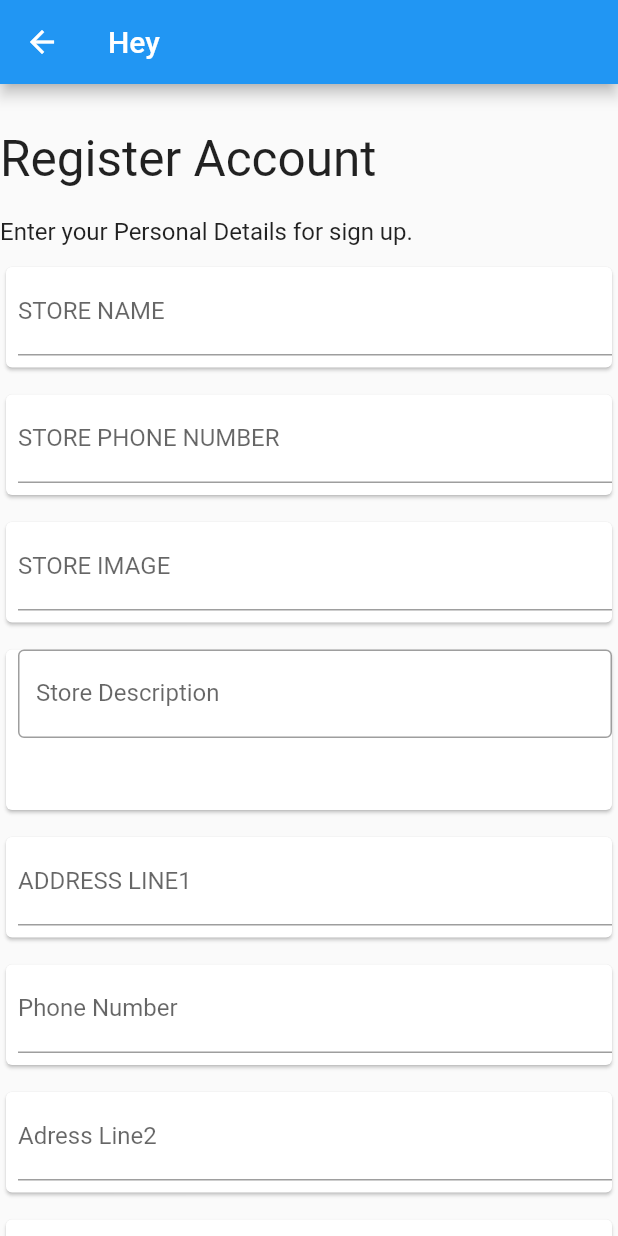
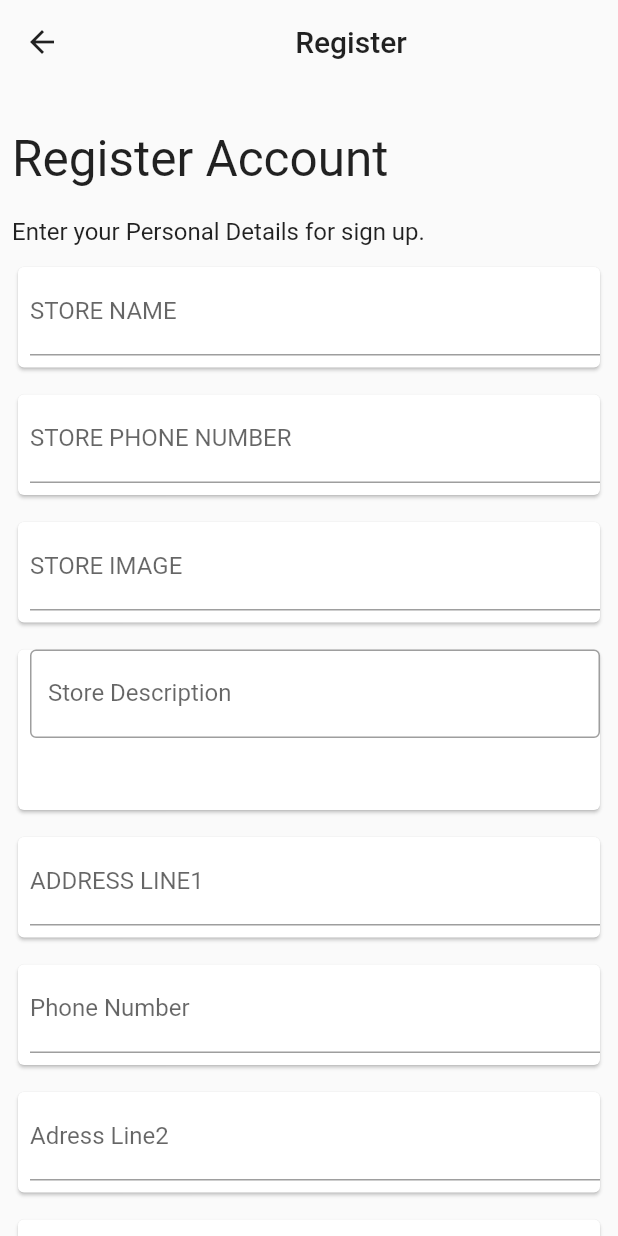
Before and after one commit to AD17YAKR/test_ui, a Flutter app: the RegisterPage screen opened directly, after a tap on "NEXT", on a phone screen of 412 x 824 dp. Run offline on Flutter 3.47's test engine with Material 2 defaults, Android fonts, the phone set to English and light mode, and no system bars.

Commit message:
first commit

```diff
--- a/lib/UI/RegisterPage.dart
+++ b/lib/UI/RegisterPage.dart
@@ -19,17 +19,19 @@ class _RegisterPageState extends State<RegisterPage> {
   Widget build(BuildContext context) {
     return Scaffold(
       appBar: AppBar(
-        title: Padding(
-          padding: const EdgeInsets.only(left: 18.0),
+        iconTheme: IconThemeData(color: Colors.black87),
+        title: Center(
           child: Text(
             "Register",
-            style: TextStyle(color: Colors.black),
+            style: TextStyle(color: Colors.black87),
           ),
         ),
         backgroundColor: Colors.white,
         shadowColor: Colors.transparent,
       ),
-      body: ListView(
+      body: Padding(
+        padding: const EdgeInsets.only(left: 8.0, right: 8.0),
+        child: ListView(
           children: <Widget>[
             Padding(
               padding: const EdgeInsets.only(top: 30.0),
@@ -150,7 +152,8 @@ class _RegisterPageState extends State<RegisterPage> {
               child: ElevatedButton(
                 child: Text("NEXT", style: TextStyle(fontSize: 14)),
                 style: ButtonStyle(
-                foregroundColor: MaterialStateProperty.all<Color>(Colors.white),
+                  foregroundColor:
+                      MaterialStateProperty.all<Color>(Colors.white),
                   backgroundColor:
                       MaterialStateProperty.all<Color>(Colors.blueAccent),
                   shape: MaterialStateProperty.all<RoundedRectangleBorder>(
@@ -172,12 +175,15 @@ class _RegisterPageState extends State<RegisterPage> {
             ),
             Expanded(
               child: Padding(
-              padding: const EdgeInsets.only(left: 8.0, right: 8.0),
+                padding: const EdgeInsets.only(left: 48.0, right: 48.0),
+                child: Center(
                   child: Text(
                       "By Registering  you agree to our Terms Conditions & Privacy Policy."),
                 ),
               ),
+            ),
           ],
+        ),
       ),
     );
   }
--- a/lib/UI/password.dart
+++ b/lib/UI/password.dart
@@ -14,17 +14,19 @@ class _PasswordState extends State<Password> {
   Widget build(BuildContext context) {
     return Scaffold(
       appBar: AppBar(
-        title: Padding(
-          padding: const EdgeInsets.only(left: 18.0),
+        iconTheme: IconThemeData(color: Colors.black87),
+        title: Center(
           child: Text(
             "Register",
-            style: TextStyle(color: Colors.black),
+            style: TextStyle(color: Colors.black87),
           ),
         ),
         backgroundColor: Colors.white,
         shadowColor: Colors.transparent,
       ),
-      body: ListView(
+      body: Padding(
+        padding: const EdgeInsets.only(left: 8.0, right: 8.0),
+        child: ListView(
           children: <Widget>[
             Padding(
               padding: const EdgeInsets.only(top: 30.0),
@@ -97,9 +99,11 @@ class _PasswordState extends State<Password> {
             Padding(
               padding: const EdgeInsets.only(top: 15, left: 45, right: 45),
               child: ElevatedButton(
-              child: Text("REGISTER MY STORE", style: TextStyle(fontSize: 19)),
+                child:
+                    Text("REGISTER MY STORE", style: TextStyle(fontSize: 19)),
                 style: ButtonStyle(
-                foregroundColor: MaterialStateProperty.all<Color>(Colors.white),
+                  foregroundColor:
+                      MaterialStateProperty.all<Color>(Colors.white),
                   backgroundColor:
                       MaterialStateProperty.all<Color>(Colors.blueAccent),
                   shape: MaterialStateProperty.all<RoundedRectangleBorder>(
@@ -114,13 +118,14 @@ class _PasswordState extends State<Password> {
             ),
             Expanded(
               child: Padding(
-              padding: const EdgeInsets.only(left: 8.0, right: 8.0),
+                padding: const EdgeInsets.only(left: 18.0, right: 18.0),
                 child: Text(
                     "By Registering  you agree to our Terms Conditions & Privacy Policy."),
               ),
             ),
           ],
         ),
+      ),
     );
   }
 }
--- a/lib/UI/registeraccount.dart
+++ b/lib/UI/registeraccount.dart
@@ -26,9 +26,20 @@ class _RegisterAccountState extends State<RegisterAccount> {
   Widget build(BuildContext context) {
     return Scaffold(
       appBar: AppBar(
-        title: Text("Hey"),
+        iconTheme: IconThemeData(color: Colors.black87),
+        title: Center(
+          child: Text(
+            "Register",
+            style: TextStyle(color: Colors.black87),
           ),
-      body: ListView(
+        ),
+        shadowColor: Colors.transparent,
+        backgroundColor: Colors.transparent,
+        foregroundColor: Colors.transparent,
+      ),
+      body: Padding(
+        padding: const EdgeInsets.only(left: 8.0, right: 8.0),
+        child: ListView(
           children: <Widget>[
             Padding(
               padding: const EdgeInsets.only(top: 30.0),
@@ -325,7 +336,8 @@ class _RegisterAccountState extends State<RegisterAccount> {
               child: ElevatedButton(
                 child: Text("NEXT", style: TextStyle(fontSize: 14)),
                 style: ButtonStyle(
-                foregroundColor: MaterialStateProperty.all<Color>(Colors.white),
+                  foregroundColor:
+                      MaterialStateProperty.all<Color>(Colors.white),
                   backgroundColor:
                       MaterialStateProperty.all<Color>(Colors.blueAccent),
                   shape: MaterialStateProperty.all<RoundedRectangleBorder>(
@@ -354,6 +366,7 @@ class _RegisterAccountState extends State<RegisterAccount> {
             ),
           ],
         ),
+      ),
     );
   }
 }
--- a/lib/main.dart
+++ b/lib/main.dart
@@ -3,7 +3,11 @@ import 'package:flutter/material.dart';
 import 'UI/LogInPage.dart';
 import 'UI/RegisterPage.dart';
 
-void main() => runApp(new MaterialApp(home: facecard()));
+void main() => runApp(
+      new MaterialApp(
+        home: facecard(),
+      ),
+    );
 
 class facecard extends StatefulWidget {
   const facecard({Key? key}) : super(key: key);
```
Also changed, not shown: 1 other file. Lines whose indentation alone changed are shown as unchanged.
